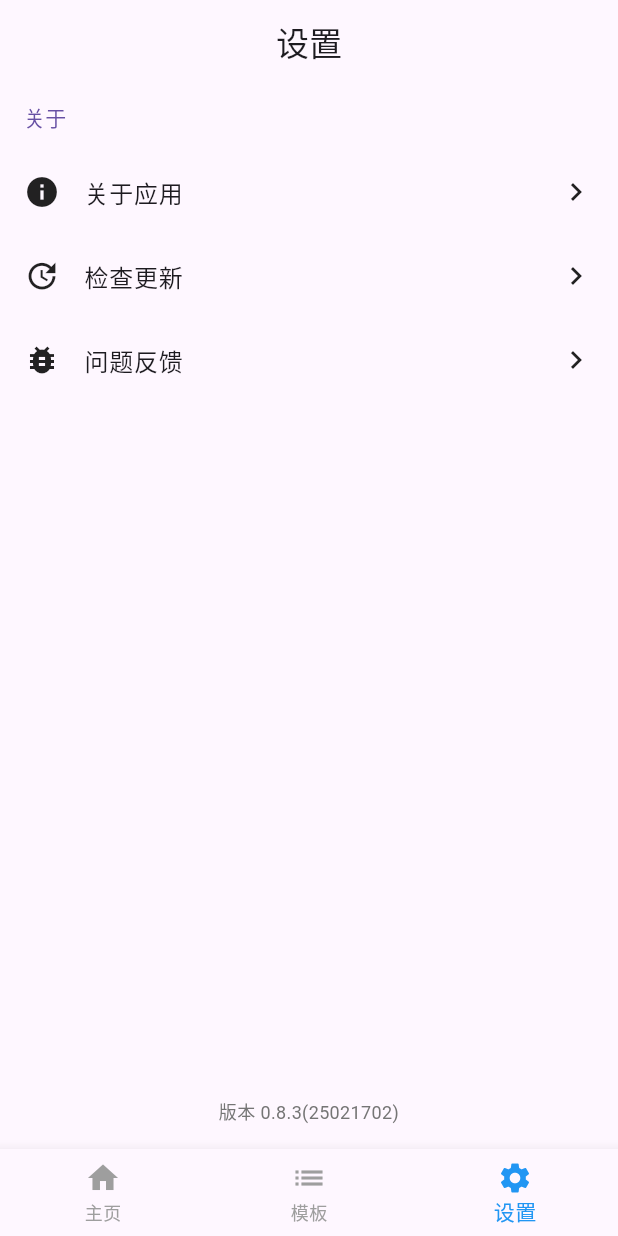
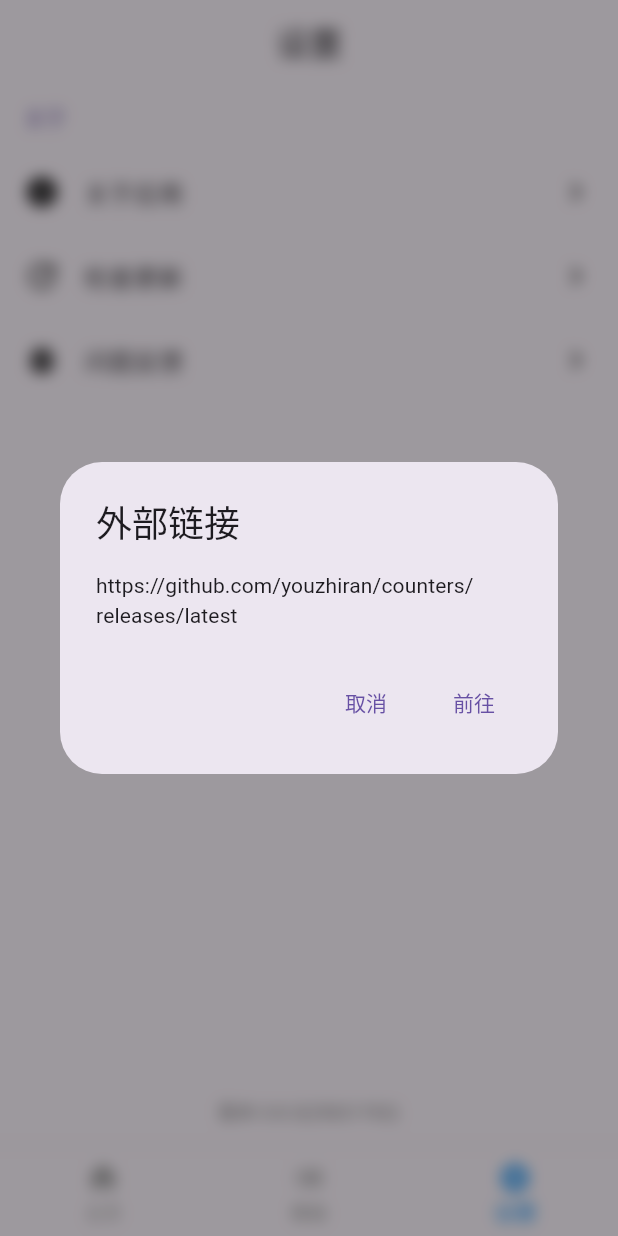
Before and after one commit to youzhiran/counters, a Flutter app: the screen it shows after launch, item 3 of the bottom bar chosen, after a tap on "检查更新", on a phone screen of 412 x 824 dp. Run offline on Flutter 3.47's test engine with Material 3 defaults, Android fonts, the phone set to English and light mode, and no system bars; our stand-ins replace hive, hive_flutter, package_info_plus; accounts and stored records are empty.

Commit message:
对话框背景模糊

```diff
--- a/lib/main.dart
+++ b/lib/main.dart
@@ -3,6 +3,7 @@ import 'package:counters/page/home.dart';
 import 'package:counters/page/setting.dart';
 import 'package:counters/page/template_config.dart';
 import 'package:counters/page/template.dart';
+import 'package:counters/state.dart';
 import 'package:flutter/material.dart';
 import 'package:hive_flutter/hive_flutter.dart';
 import 'package:provider/provider.dart';
@@ -47,6 +48,7 @@ class MyApp extends StatelessWidget {
           ChangeNotifierProvider(create: (_) => ScoreProvider()),
         ],
         child: MaterialApp(
+          navigatorKey: globalState.navigatorKey,
           title: '桌游计分器',
           theme: ThemeData(
             primarySwatch: Colors.blue,
--- a/lib/page/setting.dart
+++ b/lib/page/setting.dart
@@ -1,9 +1,7 @@
+import 'package:counters/state.dart';
+import 'package:counters/version.dart';
 import 'package:flutter/material.dart';
 import 'package:package_info_plus/package_info_plus.dart';
-import 'package:url_launcher/url_launcher.dart';
-
-import '../version.dart';
-import '../widgets/snackbar.dart';
 
 class SettingScreen extends StatefulWidget {
   const SettingScreen({super.key});
@@ -43,19 +41,30 @@ class _SettingScreenState extends State<SettingScreen> {
                 _buildListTile(
                   icon: Icons.info,
                   title: '关于应用',
-                  onTap: () => _showAbout(context),
+                  // onTap: () => _showAbout(context),
+                  onTap: () => globalState.showMessage(
+                    title: '关于',
+                    message: TextSpan(
+                      text: '一个flutter计分板应用，支持多平台运行。\n'
+                          'https://github.com/youzhiran/counters\n'
+                          '欢迎访问我的网站：devyi.com\n\n'
+                          '版本 $_versionName($_versionCode)\n'
+                          'Git版本号: $gitCommit\n'
+                          '编译时间: $buildTime',
+                    ),
+                  ),
                 ),
                 _buildListTile(
                   icon: Icons.update,
                   title: '检查更新',
-                  onTap: () => _launchUrl(
+                  onTap: () => globalState.openUrl(
                     'https://github.com/youzhiran/counters/releases/latest',
                   ),
                 ),
                 _buildListTile(
                   icon: Icons.bug_report,
                   title: '问题反馈',
-                  onTap: () => _launchUrl(
+                  onTap: () => globalState.openUrl(
                     'https://github.com/youzhiran/counters/',
                   ),
                 ),
@@ -84,9 +93,9 @@ class _SettingScreenState extends State<SettingScreen> {
       child: Text(
         title,
         style: Theme.of(context).textTheme.titleSmall?.copyWith(
-          color: Theme.of(context).colorScheme.primary,
-          fontWeight: FontWeight.w500,
-        ),
+              color: Theme.of(context).colorScheme.primary,
+              fontWeight: FontWeight.w500,
+            ),
       ),
     );
   }
@@ -120,38 +129,4 @@ class _SettingScreenState extends State<SettingScreen> {
     );
   }
 
-  Future<void> _launchUrl(String url) async {
-    try {
-      await launchUrl(
-        Uri.parse(url),
-        mode: LaunchMode.externalApplication,
-      );
-    } catch (e) {
-      if (!mounted) return;
-      AppSnackBar.error(context, '打开失败: ${e.toString()}');
-    }
-  }
-
-  void _showAbout(BuildContext context) {
-    showDialog(
-      context: context,
-      builder: (context) => AlertDialog(
-        title: const Text('关于'),
-        content: Text(
-          '一个flutter计分板应用，支持多平台运行。\n'
-              'https://github.com/youzhiran/counters\n'
-              '欢迎访问我的网站：devyi.com\n\n'
-              '版本 $_versionName($_versionCode)\n'
-              'Git版本号: $gitCommit\n'
-              '编译时间: $buildTime',
-        ),
-        actions: [
-          TextButton(
-            onPressed: () => Navigator.pop(context),
-            child: const Text('确认'),
-          ),
-        ],
-      ),
-    );
-  }
 }
--- /dev/null
+++ b/lib/state.dart
@@ -0,0 +1,93 @@
+import 'dart:ui';
+
+import 'package:animations/animations.dart';
+import 'package:flutter/material.dart';
+import 'package:url_launcher/url_launcher.dart';
+
+class GlobalState {
+  final navigatorKey = GlobalKey<NavigatorState>();
+
+  final filter = ImageFilter.blur(
+    sigmaX: 5,
+    sigmaY: 5,
+    tileMode: TileMode.mirror,
+  );
+
+  Future<T?> showCommonDialog<T>({
+    required Widget child,
+    bool dismissible = true,
+  }) async {
+    return await showModal<T>(
+      context: navigatorKey.currentState!.context,
+      configuration: FadeScaleTransitionConfiguration(
+        barrierColor: Colors.black38,
+        barrierDismissible: dismissible,
+      ),
+      builder: (_) => child,
+      filter: filter,
+    );
+  }
+
+  Future<bool?> showMessage<bool>({
+    required String title,
+    required InlineSpan message,
+    String? confirmText,
+  }) async {
+    return await showCommonDialog<bool>(
+      child: Builder(
+        builder: (context) {
+          return AlertDialog(
+            title: Text(title),
+            content: Container(
+              width: 300,
+              constraints: const BoxConstraints(maxHeight: 200),
+              child: SingleChildScrollView(
+                child: SelectableText.rich(
+                  TextSpan(
+                    style: Theme.of(context).textTheme.labelLarge?.copyWith(
+                      fontWeight: FontWeight.normal,
+                    ),
+                    children: [message],
+                  ),
+                  style: const TextStyle(
+                    overflow: TextOverflow.visible,
+                  ),
+                ),
+              ),
+            ),
+            actions: [
+              TextButton(
+                onPressed: () {
+                  Navigator.of(context).pop(false);
+                },
+                child: Text('取消'),
+              ),
+              TextButton(
+                onPressed: () {
+                  Navigator.of(context).pop(true);
+                },
+                child: Text(confirmText ?? '确认'),
+              )
+            ],
+          );
+        },
+      ),
+    );
+  }
+
+
+  openUrl(String url) async {
+    final res = await showMessage(
+      message: TextSpan(text: url),
+      title: '外部链接',
+      confirmText: '前往',
+    );
+    if (res != true) {
+      return;
+    }
+    launchUrl(Uri.parse(url));
+  }
+
+}
+
+final globalState = GlobalState();
--- a/pubspec.yaml
+++ b/pubspec.yaml
@@ -38,6 +38,7 @@ dependencies:
   collection: ^1.19.0
   package_info_plus: ^8.2.1
   url_launcher: ^6.3.1
+  animations: ^2.0.11
 
   # The following adds the Cupertino Icons font to your application.
   # Use with the CupertinoIcons class for iOS style icons.
```
Also changed, not shown: lib/page/game_session.dart (+28 -59 lines), lib/page/home.dart (+4 -5 lines), lib/page/template.dart (+7 -9 lines), lib/providers/score_provider.dart (+7 -6 lines), pubspec.lock, snapshots/get-it-on-github.svg (added), 1 other file.
